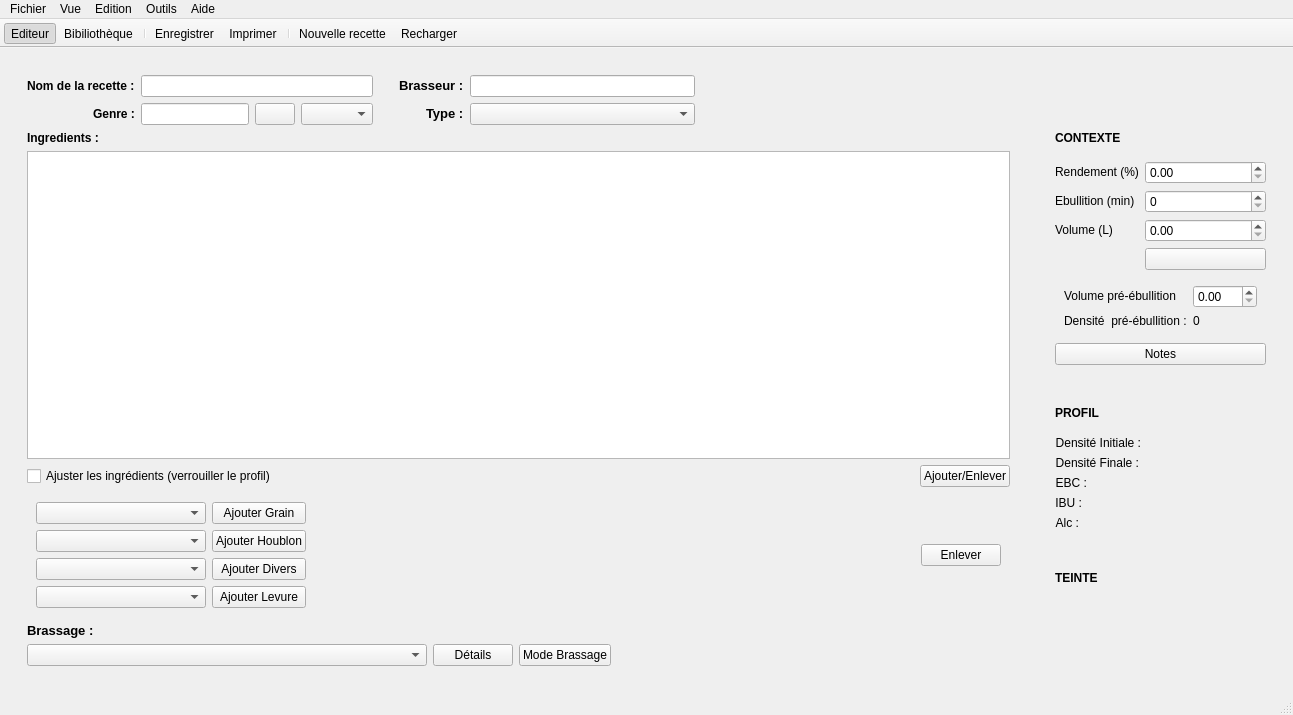
Before: the Qt Designer form reader.ui in 314r/joliebulle, drawn with Qt 5.
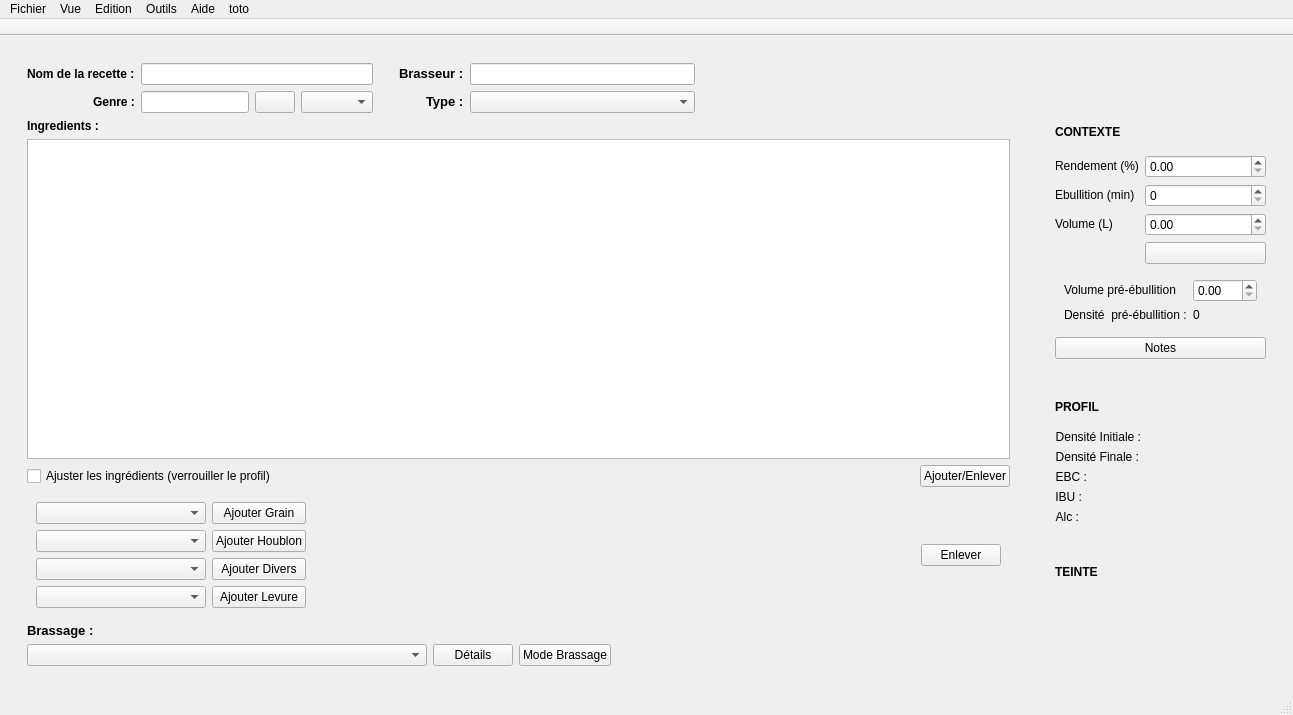
After: the same form once the commit is applied. Icons and pictures are not drawn.

Commit message: bidouilles de layout

Diff of the .ui file:
```diff
--- a/reader.ui
+++ b/reader.ui
@@ -1602,40 +1602,7 @@
     </item>
    </layout>
   </widget>
-  <widget class="QToolBar" name="toolBar">
-   <property name="minimumSize">
-    <size>
-     <width>0</width>
-     <height>0</height>
-    </size>
-   </property>
-   <property name="windowTitle">
-    <string>toolBar</string>
-   </property>
-   <property name="movable">
-    <bool>false</bool>
-   </property>
-   <property name="toolButtonStyle">
-    <enum>Qt::ToolButtonFollowStyle</enum>
-   </property>
-   <property name="floatable">
-    <bool>false</bool>
-   </property>
-   <attribute name="toolBarArea">
-    <enum>TopToolBarArea</enum>
-   </attribute>
-   <attribute name="toolBarBreak">
-    <bool>false</bool>
-   </attribute>
-   <addaction name="actionVueEditeurToolBar"/>
-   <addaction name="actionVueBibliothequeToolBar"/>
-   <addaction name="separator"/>
-   <addaction name="actionEnregistrerToolBar"/>
-   <addaction name="actionImprimer"/>
-   <addaction name="separator"/>
-   <addaction name="actionNouvelle_recette"/>
-   <addaction name="actionRecharger"/>
-  </widget>
+  <widget class="QStatusBar" name="statusBar"/>
   <widget class="QMenuBar" name="menuBar">
    <property name="geometry">
     <rect>
@@ -1692,13 +1659,47 @@
     </property>
     <addaction name="actionAbout"/>
    </widget>
+   <widget class="QMenu" name="menuToto">
+    <property name="title">
+     <string>toto</string>
+    </property>
+    <addaction name="actionRecharger"/>
+    <addaction name="separator"/>
+    <addaction name="actionVueBibliothequeToolBar"/>
+    <addaction name="actionNouvelle_recette"/>
+    <addaction name="separator"/>
+    <addaction name="actionEnregistrerToolBar"/>
+    <addaction name="actionImprimer"/>
+   </widget>
    <addaction name="menuFichier"/>
    <addaction name="menuVue"/>
    <addaction name="menuEdition"/>
    <addaction name="menuOutils"/>
    <addaction name="menuAide"/>
+   <addaction name="menuToto"/>
   </widget>
-  <widget class="QStatusBar" name="statusBar"/>
+  <widget class="QToolBar" name="toolBar">
+   <property name="font">
+    <font>
+     <pointsize>10</pointsize>
+    </font>
+   </property>
+   <property name="windowTitle">
+    <string>toolBar</string>
+   </property>
+   <property name="movable">
+    <bool>false</bool>
+   </property>
+   <property name="floatable">
+    <bool>false</bool>
+   </property>
+   <attribute name="toolBarArea">
+    <enum>TopToolBarArea</enum>
+   </attribute>
+   <attribute name="toolBarBreak">
+    <bool>false</bool>
+   </attribute>
+  </widget>
   <action name="actionOuvrir">
    <property name="icon">
     <iconset>
```
The commit also changes 2 other files.
